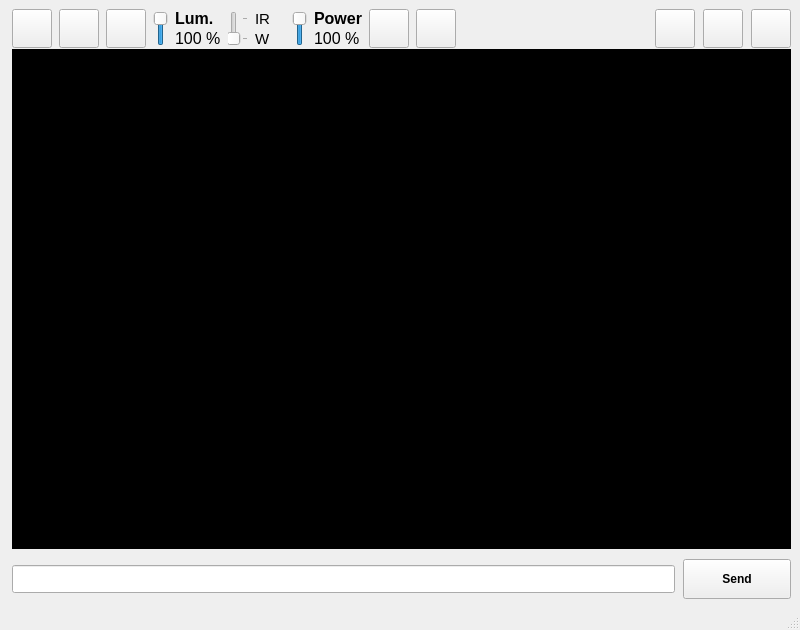
CactusTribe/PyRobot, file interfaces_osx/pyRobot.ui: the form before one commit.
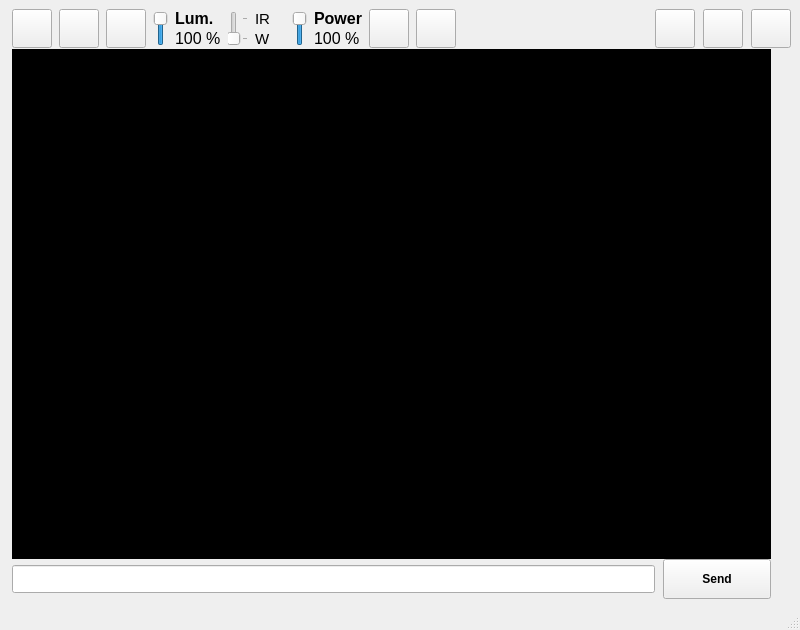
The form after the commit. Icons and pictures are not drawn.

Commit message: modif des interfaces osx

The edit to the form file:
```diff
--- a/interfaces_osx/pyRobot.ui
+++ b/interfaces_osx/pyRobot.ui
@@ -51,7 +51,7 @@
     <item row="1" column="0">
      <layout class="QHBoxLayout" name="horizontalLayout_4">
       <property name="spacing">
-       <number>10</number>
+       <number>0</number>
       </property>
       <item>
        <layout class="QVBoxLayout" name="verticalLayout_2">
@@ -146,6 +146,12 @@
         <property name="spacing">
          <number>0</number>
         </property>
+        <property name="leftMargin">
+         <number>10</number>
+        </property>
+        <property name="rightMargin">
+         <number>10</number>
+        </property>
        </layout>
       </item>
      </layout>
```
The commit also changes 4 other files.
